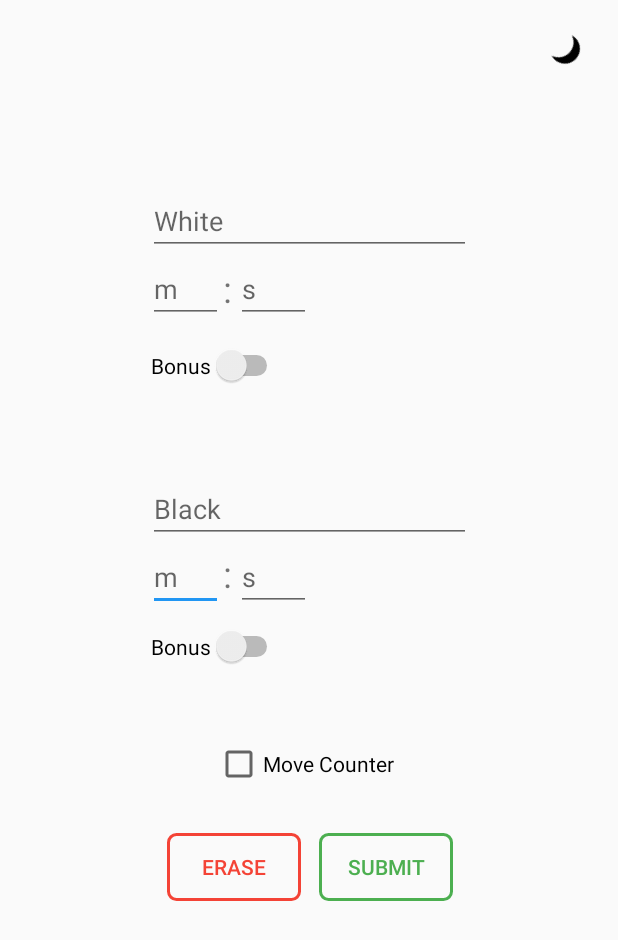
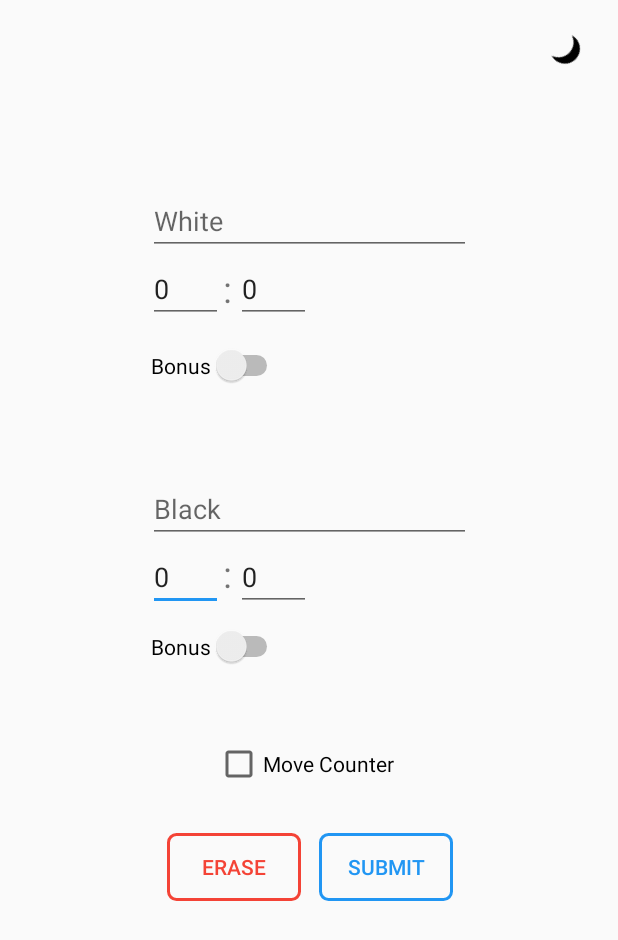
Before and after one commit to xdelu02/A, an Android app: the timerDatas screen opened directly, with no data from a screen before it, after a tap on "ERASE", on a phone screen of 412 x 824 dp. Shown: the top 940 px of the screen. Run offline under Robolectric (Android 15) with nearby library versions, the light colour scheme and no system bars; libraries missing offline, so code that uses them is left out: com.muddzdev.styleabletoastlibrary.

Commit message:
Risolto il bug della darkmode automatica.
Cambiato il colore del bottone submit.

Impostato l'erase a 0:0 recupero 0.

```diff
--- a/app/src/main/java/com/example/chessTimer/timerDatas.java
+++ b/app/src/main/java/com/example/chessTimer/timerDatas.java
@@ -5,13 +5,13 @@ import androidx.appcompat.app.AppCompatDelegate;
 
 import android.content.Intent;
 import android.content.SharedPreferences;
+import android.content.res.Configuration;
 import android.os.Bundle;
 import android.view.View;
 import android.widget.Button;
 import android.widget.CheckBox;
 import android.widget.CompoundButton;
 import android.widget.EditText;
-import android.util.Log;
 import android.widget.Switch;
 import android.widget.TextView;
 import android.widget.Toast;
@@ -53,14 +53,40 @@ public class timerDatas extends AppCompatActivity {
     @Override
     protected void onCreate(Bundle savedInstanceState) {
 
+        if(isDarkModeOn())
+            setTheme(R.style.DarkTheme);
+        else
+            setTheme(R.style.AppTheme);
+
         super.onCreate(savedInstanceState);
         setContentView(R.layout.activity_timer_datas);
 
         SharedPreferences sharedPreferences = getSharedPreferences(SHARED_PREFS, MODE_PRIVATE);
+        SharedPreferences.Editor editor = sharedPreferences.edit();
 
-        if(sharedPreferences.getBoolean(SP_DARK_MODE, false)) {
+        boolean firstLoad = sharedPreferences.getBoolean("firstLoad", true);
+
+        if(firstLoad) {
+            editor.putBoolean("firstLoad", true);
+            editor.apply();
+        }
+
+        boolean defNight = false;
+
+        int nightModeFlags = getApplicationContext().getResources().getConfiguration().uiMode & Configuration.UI_MODE_NIGHT_MASK;
+        switch (nightModeFlags) {
+            case Configuration.UI_MODE_NIGHT_YES:
+                defNight = true;
+                break;
+            case Configuration.UI_MODE_NIGHT_NO:
+                defNight = false;
+                break;
+        }
+
+        if(sharedPreferences.getBoolean(SP_DARK_MODE, false) || (defNight && firstLoad)) {
+            editor.putBoolean("firstLoad", false);
+            editor.apply();
             setDarkModeOn(true);
-            setTheme(R.style.DarkTheme);
         }
 
         //DARK/LIGHT MODE VISIBILITY OF BTNS SECTION
@@ -175,12 +201,6 @@ public class timerDatas extends AppCompatActivity {
         startActivity(intent);
     }
 
-
-    //metodo provvisorio
-    private void visualiseInRUN(String tag, String str) {
-        Log.d(tag, str);
-    }
-
     private boolean visualiseErrors(ArrayList<myException> exceptions) {
         if(exceptions.size() > 0) {
             for (myException e : exceptions)
@@ -271,13 +291,13 @@ public class timerDatas extends AppCompatActivity {
     //clear all filds
     private void clearAllFilds() {
         nWEditText.setText("");
-        mWEditText.setText("");
-        sWEditText.setText("");
-        rWEditText.setText("");
+        mWEditText.setText("0");
+        sWEditText.setText("0");
+        rWEditText.setText("0");
         nBEditText.setText("");
-        mBEditText.setText("");
-        sBEditText.setText("");
-        rBEditText.setText("");
+        mBEditText.setText("0");
+        sBEditText.setText("0");
+        rBEditText.setText("0");
     }
 
     //personalized toast
--- a/app/src/main/res/drawable/btn_bg_submit.xml
+++ b/app/src/main/res/drawable/btn_bg_submit.xml
@@ -14,6 +14,6 @@
         />
     <stroke
         android:width="2dp"
-        android:color="#4CAF50"
+        android:color="@color/colorAccent"
         />
 </shape>
--- a/app/src/main/res/layout/activity_timer_datas.xml
+++ b/app/src/main/res/layout/activity_timer_datas.xml
@@ -118,7 +118,7 @@
 
         android:text="@string/submit"
 
-        android:textColor="#4CAF50"
+        android:textColor="@color/colorAccent"
 
         app:layout_constraintBottom_toBottomOf="parent"
         app:layout_constraintEnd_toEndOf="parent"
--- a/app/src/main/res/values/styles.xml
+++ b/app/src/main/res/values/styles.xml
@@ -4,7 +4,7 @@
     <style name="AppTheme" parent="Theme.AppCompat.DayNight.NoActionBar">
         <!-- Customize your theme here. -->
         <item name="colorPrimary">@color/colorPrimary</item>
-        <item name="colorPrimaryDark">@color/colorPrimaryDark</item>
+        <item name="colorPrimaryDark">@color/colorAccent</item>
         <item name="colorAccent">@color/colorAccent</item>
 
         <item name="backgroundcolor">#FCFCFC</item>
@@ -13,10 +13,6 @@
         <item name="tintcolor">#FFFFFF</item>
         <item name="buttoncolor">#2196F3</item>
         <item name="android:windowAnimationStyle">@style/WindowAnimatioTransition</item>
-    </style>
-
-    <style name="ErrorTheme" >
-        <item name="colorAccent">@color/colorError</item>
     </style>
 
     <!-- Light/Day Mode theme -->
```
